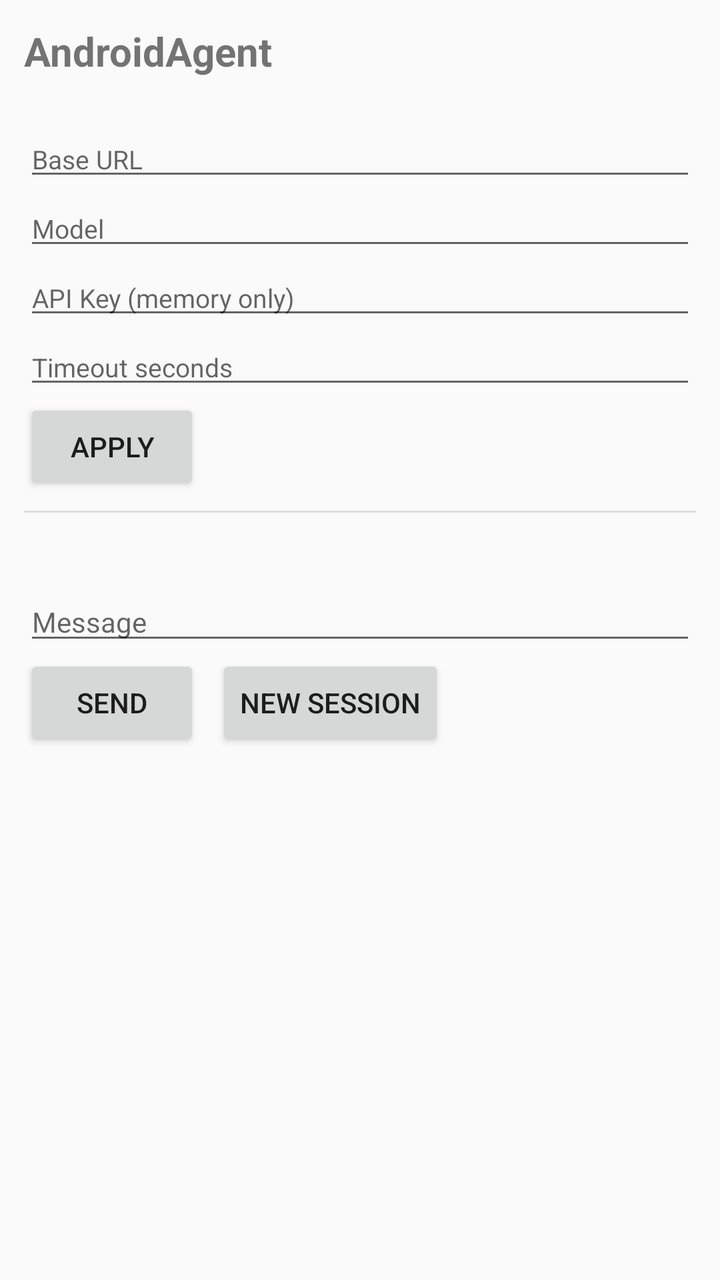
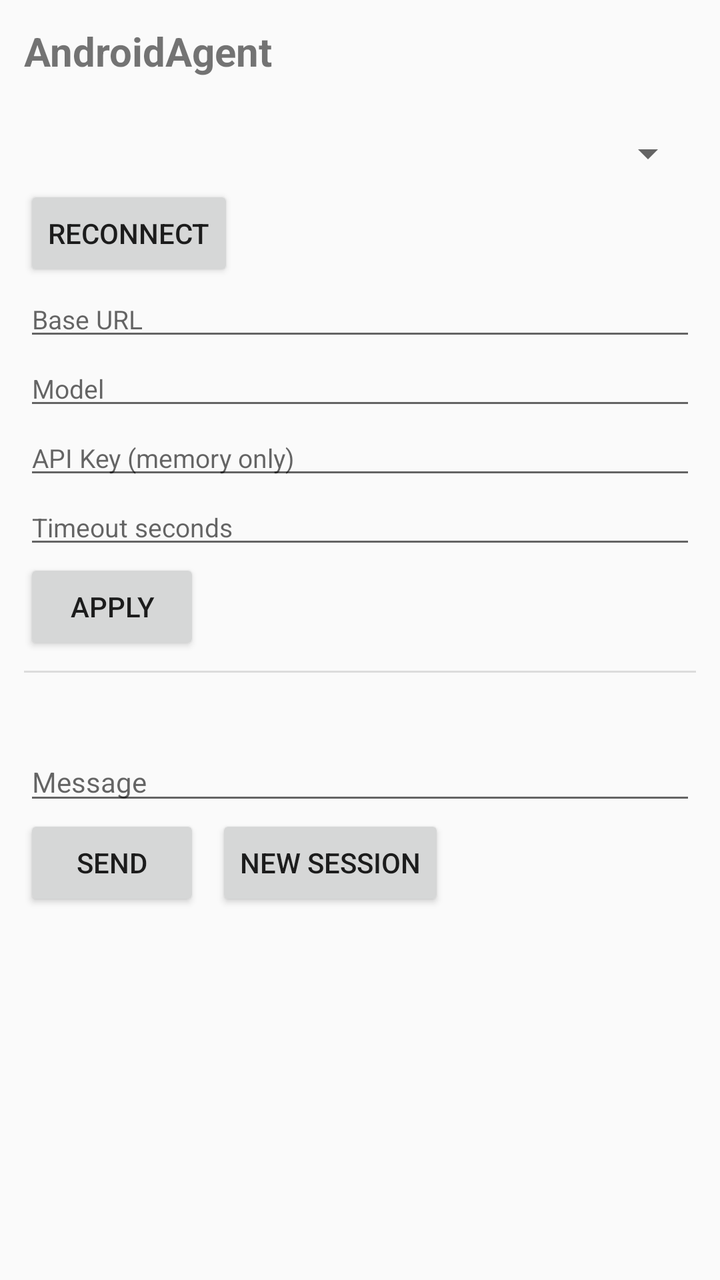

Compare the two renders of this Android layout. The source of the first and the diff that turns it into the second are given below.
<!-- AndroidManifest.xml: application theme Theme.AndroidAgent -->
<!-- res/layout/activity_chat.xml -->
<?xml version="1.0" encoding="utf-8"?>
<ScrollView xmlns:android="http://schemas.android.com/apk/res/android"
    android:layout_width="match_parent"
    android:layout_height="match_parent"
    android:fillViewport="true">

    <LinearLayout
        android:layout_width="match_parent"
        android:layout_height="wrap_content"
        android:orientation="vertical"
        android:padding="12dp">

        <TextView
            android:layout_width="match_parent"
            android:layout_height="wrap_content"
            android:text="@string/app_name"
            android:textSize="20sp"
            android:textStyle="bold" />

        <TextView
            android:id="@+id/status"
            android:layout_width="match_parent"
            android:layout_height="wrap_content"
            android:layout_marginTop="4dp"
            android:textSize="13sp" />

        
        <EditText
            android:id="@+id/base_url"
            android:layout_width="match_parent"
            android:layout_height="wrap_content"
            android:hint="Base URL"
            android:inputType="textUri"
            android:textSize="13sp" />

        <EditText
            android:id="@+id/model"
            android:layout_width="match_parent"
            android:layout_height="wrap_content"
            android:hint="Model"
            android:inputType="text"
            android:textSize="13sp" />

        <EditText
            android:id="@+id/api_key"
            android:layout_width="match_parent"
            android:layout_height="wrap_content"
            android:hint="API Key (memory only)"
            android:importantForAutofill="no"
            android:inputType="textPassword"
            android:textSize="13sp" />

        <EditText
            android:id="@+id/timeout"
            android:layout_width="match_parent"
            android:layout_height="wrap_content"
            android:hint="Timeout seconds"
            android:inputType="number"
            android:textSize="13sp" />

        <Button
            android:id="@+id/apply"
            android:layout_width="wrap_content"
            android:layout_height="wrap_content"
            android:text="Apply" />

        <View
            android:layout_width="match_parent"
            android:layout_height="1dp"
            android:layout_marginTop="8dp"
            android:background="?android:attr/listDivider" />

        <TextView
            android:id="@+id/transcript"
            android:layout_width="match_parent"
            android:layout_height="wrap_content"
            android:layout_marginTop="8dp"
            android:textIsSelectable="true"
            android:textSize="14sp" />

        <EditText
            android:id="@+id/input"
            android:layout_width="match_parent"
            android:layout_height="wrap_content"
            android:layout_marginTop="8dp"
            android:hint="Message"
            android:inputType="textMultiLine"
            android:textSize="14sp" />

        <LinearLayout
            android:layout_width="match_parent"
            android:layout_height="wrap_content"
            android:orientation="horizontal">

            <Button
                android:id="@+id/send"
                android:layout_width="wrap_content"
                android:layout_height="wrap_content"
                android:text="Send" />

            <Button
                android:id="@+id/new_session"
                android:layout_width="wrap_content"
                android:layout_height="wrap_content"
                android:layout_marginStart="8dp"
                android:text="New Session" />
        </LinearLayout>

    </LinearLayout>
</ScrollView>
<!-- resources referenced by this layout -->
<resources>
  <string name="app_name">AndroidAgent</string>
  <style name="Theme.AndroidAgent" parent="Theme.AppCompat.DayNight.DarkActionBar" />
</resources>

<!-- the commit's change to res/layout/activity_chat.xml (unified diff, before → after) -->
@@ -23,6 +23,20 @@
             android:layout_height="wrap_content"
             android:layout_marginTop="4dp"
             android:textSize="13sp" />
+
+        
+        <Spinner
+            android:id="@+id/provider_node"
+            android:layout_width="match_parent"
+            android:layout_height="wrap_content"
+            android:layout_marginTop="4dp" />
+
+        <Button
+            android:id="@+id/reconnect"
+            android:layout_width="wrap_content"
+            android:layout_height="wrap_content"
+            android:layout_marginTop="4dp"
+            android:text="Reconnect" />
 
         
         <EditText
